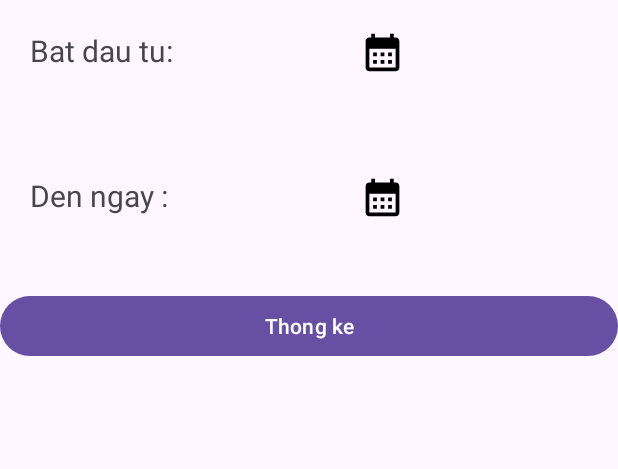
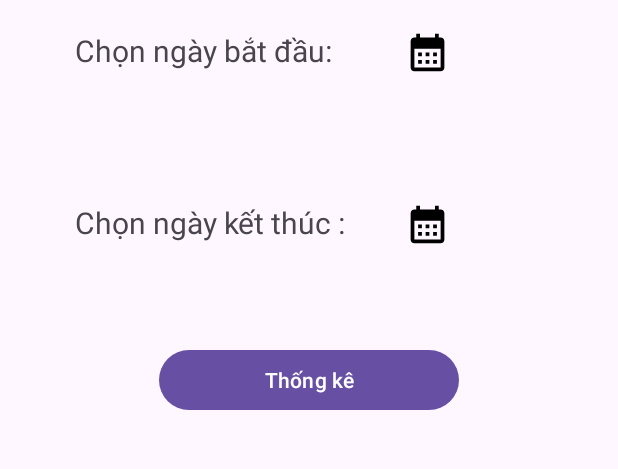
Before and after one commit to Kimcongnk/DuAn1, an Android app: the ThongKeFragment screen opened directly, with no data from a screen before it, on a phone screen of 412 x 824 dp, the part 96-565 px from its top. Run offline under Robolectric (Android 15) with nearby library versions, the phone set to English and light mode, and no system bars.

Commit message:
commit-thongke

```diff
--- a/app/src/main/java/nhom1/fpoly/duan1/database/CreateDatabase.java
+++ b/app/src/main/java/nhom1/fpoly/duan1/database/CreateDatabase.java
@@ -90,10 +90,10 @@ public class CreateDatabase extends SQLiteOpenHelper {
                 "status text )";
         db.execSQL(tb_Oder);
         String insertOder = "INSERT INTO Oder VALUES " +
-                "(0, 0, '2023-07-17', 300000, 'Đang giao hàng'), " +
-                "(1, 0, '2023-07-16', 450000, 'Giao thành công'), " +
-                "(2, 0, '2023-07-16', 450000, 'Giao thành công'), " +
-                "(3, 0, '2023-07-15', 200000, 'Đang giao hàng') ";
+                "(0, 0, '17/07/2023', 300000, 'Đang giao hàng'), " +
+                "(1, 0, '16/07/2023', 450000, 'Giao thành công'), " +
+                "(2, 0, '18/07/2023', 450000, 'Giao thành công'), " +
+                "(3, 0, '16/07/2023', 200000, 'Đang giao hàng') ";
         db.execSQL(insertOder);
 
         String tb_OderDetail = "create table OrderDetail ( " +
--- a/app/src/main/res/layout/fragment_thong_ke.xml
+++ b/app/src/main/res/layout/fragment_thong_ke.xml
@@ -10,9 +10,10 @@
 
         >
         <TextView
+            android:layout_marginStart="30dp"
             android:textSize="20dp"
             android:id="@+id/txtBatDau"
-            android:text="Bat dau tu: "
+            android:text="Chọn ngày bắt đầu: "
             android:layout_width="250dp"
             android:layout_height="wrap_content"/>
         <ImageView
@@ -25,11 +26,14 @@
             />
 
         <TextView
+            android:textColor="#0D44EC"
+            android:textSize="20dp"
+            android:layout_marginStart="100dp"
             android:id="@+id/txtStart"
             android:layout_width="200dp"
             android:layout_height="wrap_content"
             android:layout_below="@+id/txtBatDau"
-            android:layout_marginTop="10dp" />
+            android:layout_marginTop="20dp" />
     </RelativeLayout>
 
     <RelativeLayout
@@ -39,9 +43,10 @@
 
         >
         <TextView
+            android:layout_marginStart="30dp"
             android:textSize="20dp"
             android:id="@+id/txtKetThuc"
-            android:text="Den ngay : "
+            android:text="Chọn ngày kết thúc : "
             android:layout_width="250dp"
             android:layout_height="wrap_content"/>
         <ImageView
@@ -54,20 +59,26 @@
             />
 
         <TextView
+            android:textColor="#0D44EC"
+            android:textSize="20dp"
+            android:layout_marginStart="100dp"
             android:id="@+id/txtEnd"
             android:layout_width="200dp"
             android:layout_height="wrap_content"
             android:layout_below="@+id/txtKetThuc"
-            android:layout_marginTop="10dp" />
+            android:layout_marginTop="20dp" />
     </RelativeLayout>
     <Button
+        android:layout_gravity="center"
         android:id="@+id/btnThongKe"
-        android:text="Thong ke"
-        android:layout_width="match_parent"
+        android:text="Thống kê"
+        android:layout_width="200dp"
         android:layout_height="wrap_content"/>
     <TextView
+        android:textColor="#E80909"
+        android:layout_marginTop="50dp"
         android:id="@+id/txtKetQua"
-        android:textSize="20dp"
+        android:textSize="30dp"
         android:layout_gravity="center"
         android:layout_width="wrap_content"
         android:layout_height="wrap_content"/>
```
